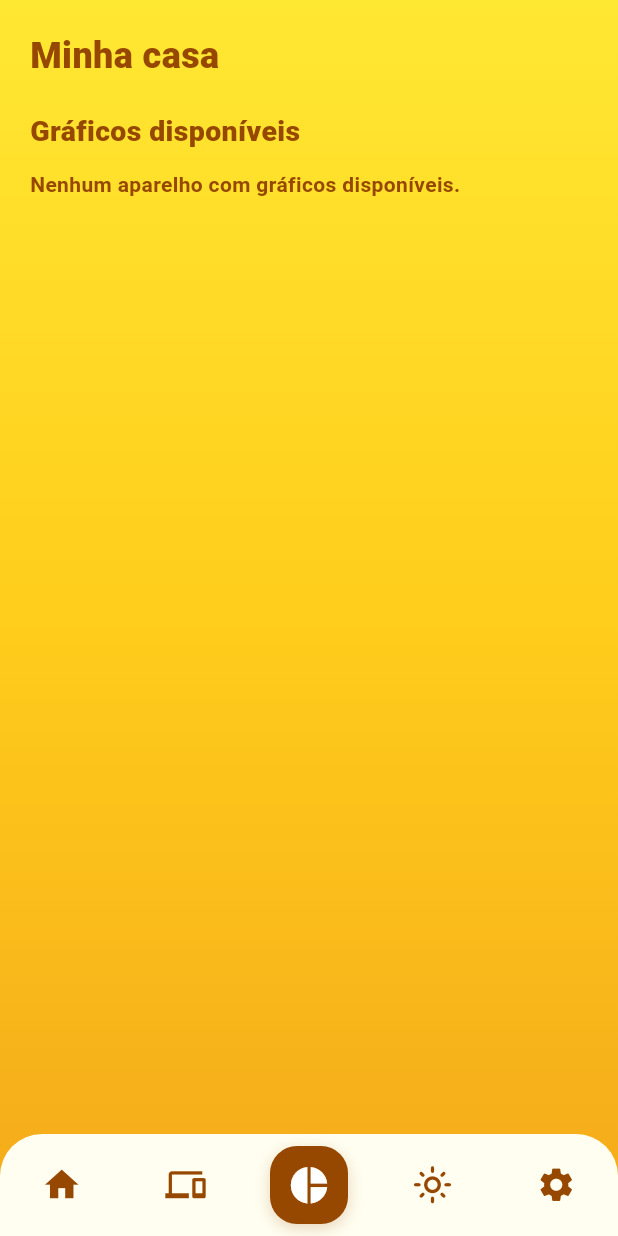
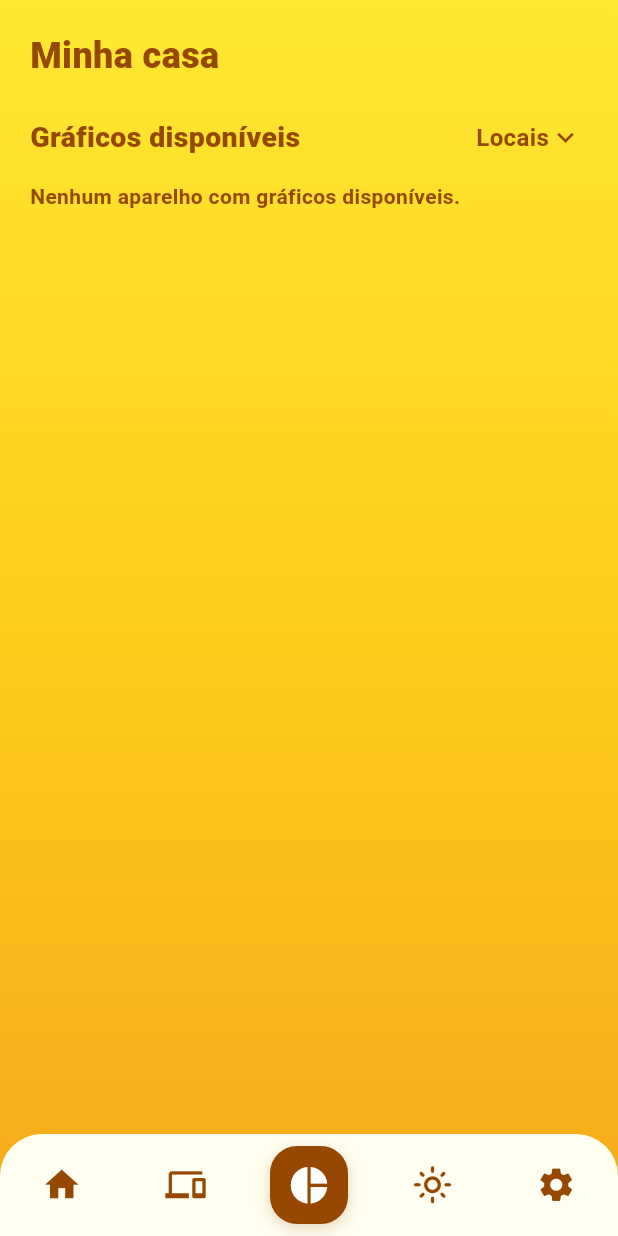
Before and after one commit to HigorLed/Fhive_flutter, a Flutter app: the TelaGraficos screen opened by its route, on a phone screen of 412 x 824 dp. Run offline on Flutter 3.47's test engine with Material 3 defaults, Android fonts, the phone set to English and light mode, and no system bars; our stand-ins replace flutter_svg; Roboto replaces fonts that are missing (Arvo, Montserrat).

Commit message:
Aba de locais com chips nas telas de rotinas e gráficos
Co-Authored-By: Claude Sonnet 5.5 <noreply@anthropic.com>
Claude-Session: https://claude.ai/code/session_01L1CQ758zM2kA4R97HRKuVQ

```diff
--- a/lib/features/analytics/presentation/graficos.dart
+++ b/lib/features/analytics/presentation/graficos.dart
@@ -6,6 +6,7 @@ import 'package:tcc_mobile/shared/state/aparelhos_store.dart';
 import 'package:tcc_mobile/core/theme/theme.dart';
 import 'package:tcc_mobile/shared/widgets/barra_navegacao.dart';
 import 'package:tcc_mobile/shared/widgets/cabecalho_pagina.dart';
+import 'package:tcc_mobile/shared/widgets/seletor_locais.dart';
 
 enum TipoAparelho { tv, arCondicionado }
 
@@ -26,6 +27,9 @@ class _TelaGraficosState extends State<TelaGraficos> {
 
   /// Áreas recolhidas/expandidas. Chave: '<seção>|<área em minúsculas>'.
   final Map<String, bool> _areasAbertas = <String, bool>{};
+
+  bool _mostrarLocais = false;
+  String? _localFiltro;
 
   @override
   Widget build(BuildContext context) {
@@ -76,15 +80,35 @@ class _TelaGraficosState extends State<TelaGraficos> {
     return ValueListenableBuilder<List<AparelhoItem>>(
       valueListenable: AparelhosStore.aparelhos,
       builder: (context, aparelhos, _) {
-        final disponiveis = aparelhos.where(_temGraficoDisponivel).toList();
-        final indisponiveis = aparelhos
+        final filtro = _localFiltro?.trim().toLowerCase();
+        final doLocal = filtro == null
+            ? aparelhos
+            : aparelhos
+                  .where((a) => a.local.trim().toLowerCase() == filtro)
+                  .toList();
+        final disponiveis = doLocal.where(_temGraficoDisponivel).toList();
+        final indisponiveis = doLocal
             .where((aparelho) => !_temGraficoDisponivel(aparelho))
             .toList();
 
         return Column(
           crossAxisAlignment: CrossAxisAlignment.start,
           children: [
-            const TituloSecao(titulo: 'Gráficos disponíveis'),
+            TituloSecao(
+              titulo: 'Gráficos disponíveis',
+              trailing: AlternadorLocais(
+                aberto: _mostrarLocais,
+                aoTocar: () => setState(() => _mostrarLocais = !_mostrarLocais),
+              ),
+            ),
+            if (_mostrarLocais) ...[
+              const SizedBox(height: AppSpacing.md),
+              PainelLocais(
+                locais: AparelhosStore.locaisComAparelhos,
+                selecionado: _localFiltro,
+                aoSelecionar: (local) => setState(() => _localFiltro = local),
+              ),
+            ],
             const SizedBox(height: AppSpacing.md),
             if (disponiveis.isEmpty)
               const Text(
--- /dev/null
+++ b/lib/shared/widgets/seletor_locais.dart
@@ -0,0 +1,100 @@
+import 'package:flutter/material.dart';
+import 'package:tcc_mobile/core/theme/theme.dart';
+import 'package:tcc_mobile/shared/widgets/cabecalho_pagina.dart';
+
+/// Botão "Locais ⌄" que abre/fecha o [PainelLocais]. Mesmo visual da tela
+/// de aparelhos; vai no `trailing` de um `TituloSecao`.
+class AlternadorLocais extends StatelessWidget {
+  const AlternadorLocais({
+    super.key,
+    required this.aberto,
+    required this.aoTocar,
+  });
+
+  final bool aberto;
+  final VoidCallback aoTocar;
+
+  @override
+  Widget build(BuildContext context) {
+    return InkWell(
+      onTap: aoTocar,
+      borderRadius: BorderRadius.circular(8),
+      child: Padding(
+        padding: const EdgeInsets.symmetric(horizontal: 4, vertical: 6),
+        child: Row(
+          mainAxisSize: MainAxisSize.min,
+          children: [
+            const Text(
+              'Locais',
+              style: TextStyle(
+                color: AppColors.primary,
+                fontSize: 16,
+                fontWeight: FontWeight.bold,
+              ),
+            ),
+            Icon(
+              aberto ? Icons.keyboard_arrow_up : Icons.keyboard_arrow_down,
+              color: AppColors.primary,
+              size: 22,
+            ),
+          ],
+        ),
+      ),
+    );
+  }
+}
+
+/// Cartão "Locais disponíveis" com chips de filtro (Todos + cada local).
+/// [selecionado] é `null` quando o filtro é "Todos".
+class PainelLocais extends StatelessWidget {
+  const PainelLocais({
+    super.key,
+    required this.locais,
+    required this.selecionado,
+    required this.aoSelecionar,
+  });
+
+  final List<String> locais;
+  final String? selecionado;
+  final ValueChanged<String?> aoSelecionar;
+
+  @override
+  Widget build(BuildContext context) {
+    final atual = selecionado?.trim().toLowerCase();
+    final filtroValido =
+        atual != null && locais.any((l) => l.trim().toLowerCase() == atual);
+
+    return CartaoFhive(
+      cor: AppColors.surface,
+      padding: const EdgeInsets.all(AppSpacing.md),
+      child: SizedBox(
+        width: double.infinity,
+        child: Column(
+          crossAxisAlignment: CrossAxisAlignment.start,
+          children: [
+            const Text('Locais disponíveis', style: AppTextStyles.bodyBold),
+            const SizedBox(height: AppSpacing.sm),
+            Wrap(
+              spacing: AppSpacing.sm,
+              runSpacing: AppSpacing.sm,
+              children: [
+                ChoiceChip(
+                  label: const Text('Todos'),
+                  selected: !filtroValido,
+                  onSelected: (_) => aoSelecionar(null),
+                ),
+                for (final local in locais)
+                  ChoiceChip(
+                    label: Text(local),
+                    selected:
+                        filtroValido && local.trim().toLowerCase() == atual,
+                    onSelected: (_) => aoSelecionar(local),
+                  ),
+              ],
+            ),
+          ],
+        ),
+      ),
+    );
+  }
+}
```
Also changed, not shown: lib/features/routines/presentation/rotinas.dart (+25 -98 lines).
